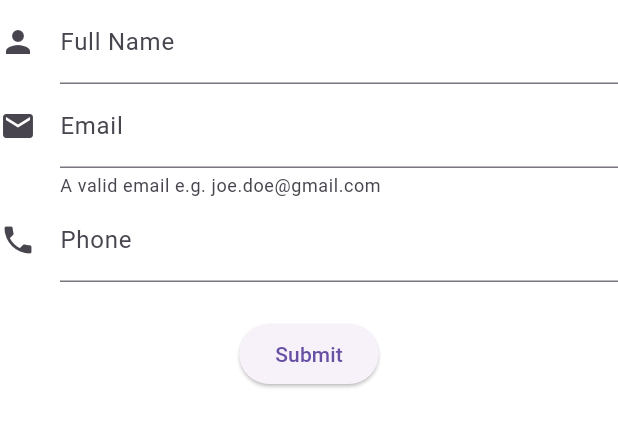
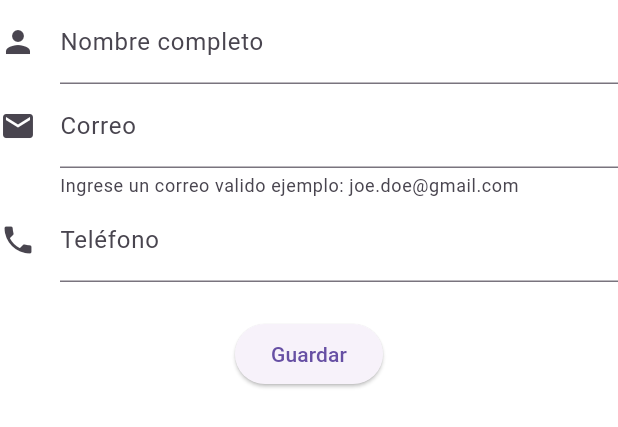
Before and after one commit to JSalinas13/DesarrolloMoviles, a Flutter app: the MyForm widget shown alone on an empty page, opened directly with empty values, on a phone screen of 412 x 824 dp. Shown: the top 427 px of the screen. Run offline on Flutter 3.47's test engine with Material 3 defaults, Android fonts, the phone set to English and light mode, and no system bars; our stand-ins replace convex_bottom_bar, flutter_expandable_fab, formz, image_picker, sqflite; missing offline and left inert: user_social_profile; accounts and stored records are empty; network calls fail.

```diff
--- a/lib/screeens/profile_screen.dart
+++ b/lib/screeens/profile_screen.dart
@@ -41,8 +41,7 @@ class _ProfileScreenState extends State<ProfileScreen> {
           // UserSocialProfile en el fondo
           UserSocialProfile(
             fullName: _fullName,
-            picture:
-                '', // Puedes dejar esto vacío si la imagen ya está en el contenedor circular
+            picture: '',
             icons: [
               icon(Platform.github),
             ],
@@ -62,7 +61,7 @@ class _ProfileScreenState extends State<ProfileScreen> {
                         fit: BoxFit.cover,
                       )
                     : Image.network(
-                        'https://avatars.githubusercontent.com/u/60258980?s=400&u=49d305bd19e5cf0eaf101986bfa075c3a7a3931c&v=4',
+                        'https://avatars.githubusercontent.com/u/89615727?v=4',
                         fit: BoxFit.cover,
                       ),
               ),
--- a/lib/views/forms_view_item.dart
+++ b/lib/views/forms_view_item.dart
@@ -134,7 +134,7 @@ class _MyFormState extends State<MyForm> {
             controller: _fullNameController,
             decoration: const InputDecoration(
               icon: Icon(Icons.person),
-              labelText: 'Full Name',
+              labelText: 'Nombre completo',
             ),
             textInputAction: TextInputAction.next,
           ),
@@ -143,13 +143,13 @@ class _MyFormState extends State<MyForm> {
             controller: _emailController,
             decoration: const InputDecoration(
               icon: Icon(Icons.email),
-              labelText: 'Email',
-              helperText: 'A valid email e.g. joe.doe@gmail.com',
+              labelText: 'Correo',
+              helperText: 'Ingrese un correo valido ejemplo: joe.doe@gmail.com',
             ),
             validator: (value) {
               final emailValidationError = _state.email.validator(value ?? '');
               if (emailValidationError != null) {
-                return 'Invalid email address';
+                return 'Correo invalido';
               }
               return null;
             },
@@ -161,7 +161,7 @@ class _MyFormState extends State<MyForm> {
             controller: _phoneController,
             decoration: const InputDecoration(
               icon: Icon(Icons.phone),
-              labelText: 'Phone',
+              labelText: 'Teléfono',
             ),
             validator: (value) =>
                 value?.isEmpty ?? true ? 'Please enter a phone number' : null,
@@ -175,7 +175,7 @@ class _MyFormState extends State<MyForm> {
             ElevatedButton(
               key: const Key('myForm_submit'),
               onPressed: _onSubmit,
-              child: const Text('Submit'),
+              child: const Text('Guardar'),
             ),
         ],
       ),
--- a/pubspec.yaml
+++ b/pubspec.yaml
@@ -41,6 +41,7 @@ dependencies:
   user_social_profile: ^1.0.3
   image_picker: ^0.8.7+4
   formz: ^0.7.0
+  url_launcher: ^6.1.5
 
 dev_dependencies:
   flutter_test:
```
Also changed, not shown: pubspec.lock.
